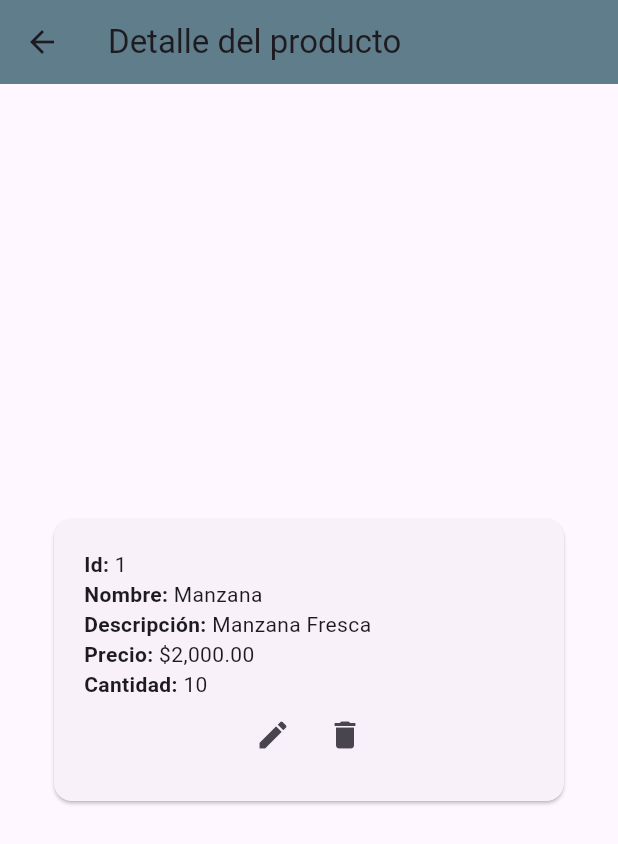
After one commit to Javierenrique00/retoflutter_fase1, a Flutter app: the screen it shows after launch, after a tap on "Manzana", on a phone screen of 412 x 824 dp. The commit adds this screen. Shown: the top 844 px of the screen. Run offline on Flutter 3.47's test engine with Material 3 defaults, Android fonts, the phone set to English and light mode, and no system bars.

Commit message:
rename files as class names

```diff
--- a/flutter_application_1/lib/data/datasource/local/local_product_datasource.dart
+++ b/flutter_application_1/lib/data/datasource/local/local_product_datasource.dart
@@ -1,9 +1,9 @@
 
-import '../../../domain/models/product.dart';
+import '../../../domain/models/product_model.dart';
 
 abstract class LocalProductDatasource {
 
-  List<Product> getAllProducts();
-  Product? getProduct(int id);
+  List<ProductModel> getAllProducts();
+  ProductModel? getProduct(int id);
 
 }
--- a/flutter_application_1/lib/data/datasource/local/local_product_datasource_impl.dart
+++ b/flutter_application_1/lib/data/datasource/local/local_product_datasource_impl.dart
@@ -1,24 +1,24 @@
 
 
-import '../../../domain/models/product.dart';
+import '../../../domain/models/product_model.dart';
 import 'local_product_datasource.dart';
 
 class LocalProductDatasourceImpl implements LocalProductDatasource {
 
   final _allProducts = [
-      Product(id: 1, name: 'Manzana', description: 'Manzana Fresca', price: 2000, qty: 10),
-      Product(id: 2, name: 'Pera', description: 'Pera verde', price: 2500, qty: 10),
-      Product(id: 3, name: 'Limon', description: 'Limon en malla', price: 5000, qty: 25),
-      Product(id: 4, name: 'Apio', description: 'Apio en rama', price: 2300, qty: 25),
+      ProductModel(id: 1, name: 'Manzana', description: 'Manzana Fresca', price: 2000, qty: 10),
+      ProductModel(id: 2, name: 'Pera', description: 'Pera verde', price: 2500, qty: 10),
+      ProductModel(id: 3, name: 'Limon', description: 'Limon en malla', price: 5000, qty: 25),
+      ProductModel(id: 4, name: 'Apio', description: 'Apio en rama', price: 2300, qty: 25),
     ];
 
   @override
-  List<Product> getAllProducts() {
+  List<ProductModel> getAllProducts() {
     return _allProducts;
   }
 
   @override
-  Product? getProduct(int id) {
+  ProductModel? getProduct(int id) {
     try{
       final product = _allProducts.firstWhere((element) => element.id == id);
       return product;
--- a/flutter_application_1/lib/data/repository/product_repository.dart
+++ b/flutter_application_1/lib/data/repository/product_repository.dart
@@ -1,9 +1,9 @@
 
-import '../../domain/models/product.dart';
+import '../../domain/models/product_model.dart';
 
 abstract class ProductRepository {
 
-  List<Product> getAllProducts();
-  Product? getProduct(int id);
+  List<ProductModel> getAllProducts();
+  ProductModel? getProduct(int id);
 
 }
--- a/flutter_application_1/lib/data/repository/product_repository_impl.dart
+++ b/flutter_application_1/lib/data/repository/product_repository_impl.dart
@@ -1,6 +1,6 @@
 
 
-import '../../domain/models/product.dart';
+import '../../domain/models/product_model.dart';
 import '../datasource/local/local_product_datasource.dart';
 import 'product_repository.dart';
 
@@ -11,10 +11,10 @@ class ProductRepositoryImpl implements ProductRepository {
 
 
   @override
-  List<Product> getAllProducts() => datasource.getAllProducts();
+  List<ProductModel> getAllProducts() => datasource.getAllProducts();
 
   @override
-  Product? getProduct(int id) => datasource.getProduct(id);
+  ProductModel? getProduct(int id) => datasource.getProduct(id);
 
 
 
--- a/flutter_application_1/lib/domain/models/product.dart
+++ b/flutter_application_1/lib/domain/models/product_model.dart
@@ -1,7 +1,7 @@
 
-class Product {
+class ProductModel {
 
-  Product({
+  ProductModel({
     required this.id,
     required this.name,
     required this.description,
--- a/flutter_application_1/lib/domain/viewmodels/app_viewmodel.dart
+++ b/flutter_application_1/lib/domain/viewmodels/app_viewmodel.dart
@@ -1,14 +1,14 @@
 import 'package:flutter/material.dart';
 
 import '../../data/repository/product_repository.dart';
-import '../models/product.dart';
+import '../models/product_model.dart';
 
 class AppViewModel extends ChangeNotifier {
 
   AppViewModel({required this.repository});
 
   final ProductRepository repository;
-  final List<Product> _products = [];
+  final List<ProductModel> _products = [];
 
   void getAllProductsFromRepository(){
     _products.clear();
@@ -16,12 +16,12 @@ class AppViewModel extends ChangeNotifier {
     notifyListeners();
   }
 
-  List<Product> getProducts() => _products;
+  List<ProductModel> getProducts() => _products;
 
-  void setProduct(Product product){
+  void setProduct(ProductModel product){
     if(product.id == -1){
       final maxId = _products.fold<int>(0,(prev,item) =>(item.id>prev)?item.id:prev );
-      _products.add(Product(id: maxId + 1, name: product.name, description: product.description, price: product.price, qty: product.qty));
+      _products.add(ProductModel(id: maxId + 1, name: product.name, description: product.description, price: product.price, qty: product.qty));
       notifyListeners();
     }else{
       final indexFound = _products.indexWhere((element) => element.id == product.id);
--- a/flutter_application_1/lib/presentation/modules/detail_screen/detail_item.dart
+++ b/flutter_application_1/lib/presentation/modules/detail_screen/detail_item_widget.dart
@@ -1,7 +1,7 @@
 import 'package:flutter/material.dart';
 
-class DetailItem extends StatelessWidget {
-  const DetailItem({required this.title, required this.content, super.key});
+class DetailItemWidget extends StatelessWidget {
+  const DetailItemWidget({required this.title, required this.content, super.key});
   final String title;
   final String content;
 
--- /dev/null
+++ b/flutter_application_1/lib/presentation/modules/detail_screen/detail_screen.dart
@@ -0,0 +1,21 @@
+import 'package:flutter/material.dart';
+
+import '../../../domain/models/product_model.dart';
+import '../common/color_app.dart';
+import 'product_detail_card_widget.dart';
+
+class DetailScreen extends StatelessWidget {
+  const DetailScreen({super.key});
+
+  @override
+  Widget build(BuildContext context) {
+    final product = ModalRoute.of(context)!.settings.arguments as ProductModel;
+    return Scaffold(
+      appBar: AppBar(
+        title: const Text('Detalle del producto'),
+        backgroundColor: ColorApp.appBarrBackground,
+      ),
+      body: ProductDetailCardWidget(product: product,),
+    );
+  }
+}
--- /dev/null
+++ b/flutter_application_1/lib/presentation/modules/detail_screen/product_detail_card_widget.dart
@@ -0,0 +1,57 @@
+import 'package:flutter/material.dart';
+import 'package:provider/provider.dart';
+
+import '../../../domain/models/product_model.dart';
+import '../../../domain/viewmodels/app_viewmodel.dart';
+import '../../navigation/navigation.dart';
+import '../common/utils.dart';
+import 'detail_item_widget.dart';
+
+class ProductDetailCardWidget extends StatelessWidget {
+  const ProductDetailCardWidget({required this.product, super.key});
+  final ProductModel product;
+
+  @override
+  Widget build(BuildContext context) {
+    return Consumer<AppViewModel>(builder: (context, viewModel, child) {
+      return Center(
+        child: Card(
+          child: Container(
+            margin: const EdgeInsets.all(20),
+            width: 300,
+            child: Column(
+              mainAxisSize: MainAxisSize.min,
+              mainAxisAlignment: MainAxisAlignment.start,
+              crossAxisAlignment: CrossAxisAlignment.start,
+              children: [
+                DetailItemWidget(title: 'Id: ', content: '${product.id}'),
+                DetailItemWidget(title: 'Nombre: ', content: product.name),
+                DetailItemWidget(
+                    title: 'Descripción: ', content: product.description),
+                DetailItemWidget(
+                    title: 'Precio: ',
+                    content: Utils.convCurrency(product.price)),
+                DetailItemWidget(title: 'Cantidad: ', content: '${product.qty}'),
+                Row(
+                  mainAxisAlignment: MainAxisAlignment.center,
+                  children: [
+                    IconButton(
+                        onPressed: () => Navigator.pushNamed(
+                            context, Navigation.formScreen,
+                            arguments: product),
+                        icon: const Icon(Icons.edit)),
+                    IconButton(
+                        onPressed: () {
+                          viewModel.deleteProduct(product.id);
+                          Navigator.popUntil(context, (route) => route.isFirst);
+                        }, icon: const Icon(Icons.delete)),
+                  ],
+                ),
+              ],
+            ),
+          ),
+        ),
+      );
+    });
+  }
+}
--- a/flutter_application_1/lib/presentation/navigation/routes.dart
+++ b/flutter_application_1/lib/presentation/navigation/routes.dart
@@ -1,16 +1,16 @@
 import 'package:flutter/material.dart';
 
-import '../modules/detail_screen/detail_screen_view.dart';
-import '../modules/form_screen/form_screen_view.dart';
-import '../modules/home_screen/home_screen_view.dart';
+import '../modules/detail_screen/detail_screen.dart';
+import '../modules/form_screen/form_screen.dart';
+import '../modules/home_screen/home_screen.dart';
 import './navigation.dart';
 
 
 
 Map<String, Widget Function(BuildContext)> get appRoutes {
         return {
-          Navigation.homeScreen : (context) =>  const HomeScreenView(),
-          Navigation.detailScreen :(context) => const DetailScreenView(),
-          Navigation.formScreen :(context) => const FormScreenView(),
+          Navigation.homeScreen : (context) =>  const HomeScreen(),
+          Navigation.detailScreen :(context) => const DetailScreen(),
+          Navigation.formScreen :(context) => const FormScreen(),
         };
       }
```
Also changed, not shown: flutter_application_1/lib/presentation/modules/detail_screen/detail_screen_view.dart (deleted, +0 -21 lines), flutter_application_1/lib/presentation/modules/detail_screen/product_detail_card_view.dart (deleted, +0 -45 lines), flutter_application_1/lib/presentation/modules/form_screen/edit_field_widget.dart (renamed from flutter_application_1/lib/presentation/modules/form_screen/edit_field_view.dart, +5 -7 lines), flutter_application_1/lib/presentation/modules/form_screen/form_detail_view.dart (deleted, +0 -69 lines), flutter_application_1/lib/presentation/modules/form_screen/form_detail_widget.dart (added, +65 -0 lines), flutter_application_1/lib/presentation/modules/form_screen/form_screen.dart (added, +30 -0 lines), flutter_application_1/lib/presentation/modules/form_screen/form_screen_view.dart (deleted, +0 -30 lines), flutter_application_1/lib/presentation/modules/home_screen/home_screen.dart (renamed from flutter_application_1/lib/presentation/modules/home_screen/home_screen_view.dart, +4 -4 lines), flutter_application_1/lib/presentation/modules/home_screen/list_products_widget.dart (renamed from flutter_application_1/lib/presentation/modules/home_screen/list_product_view.dart, +4 -4 lines).
